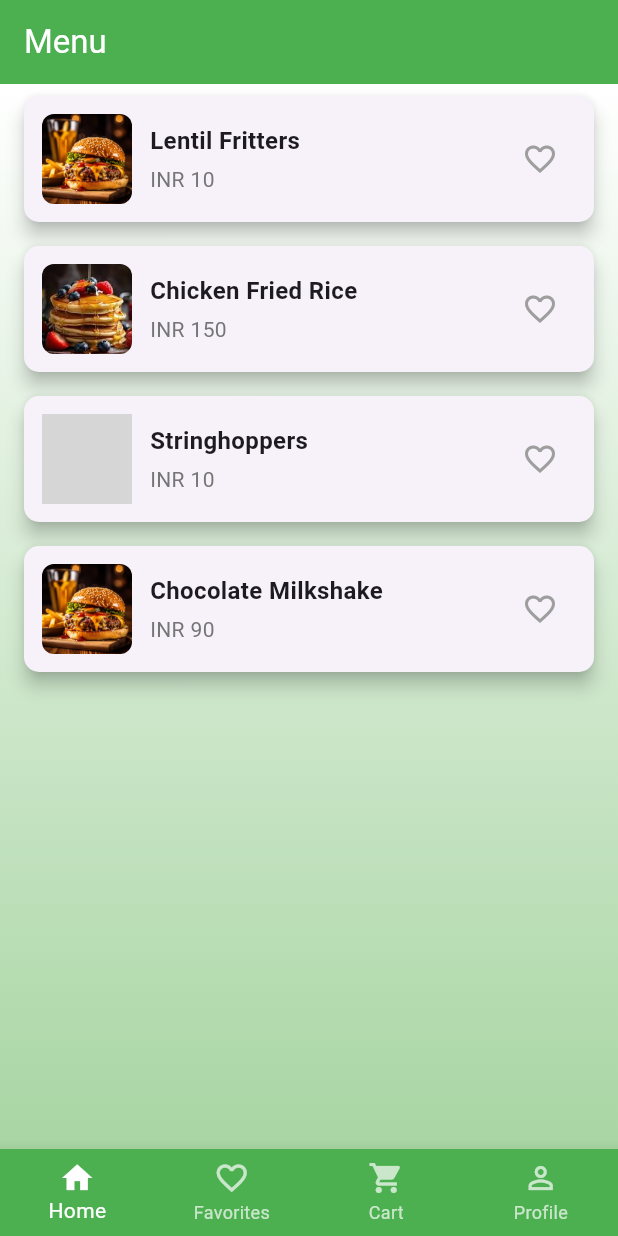
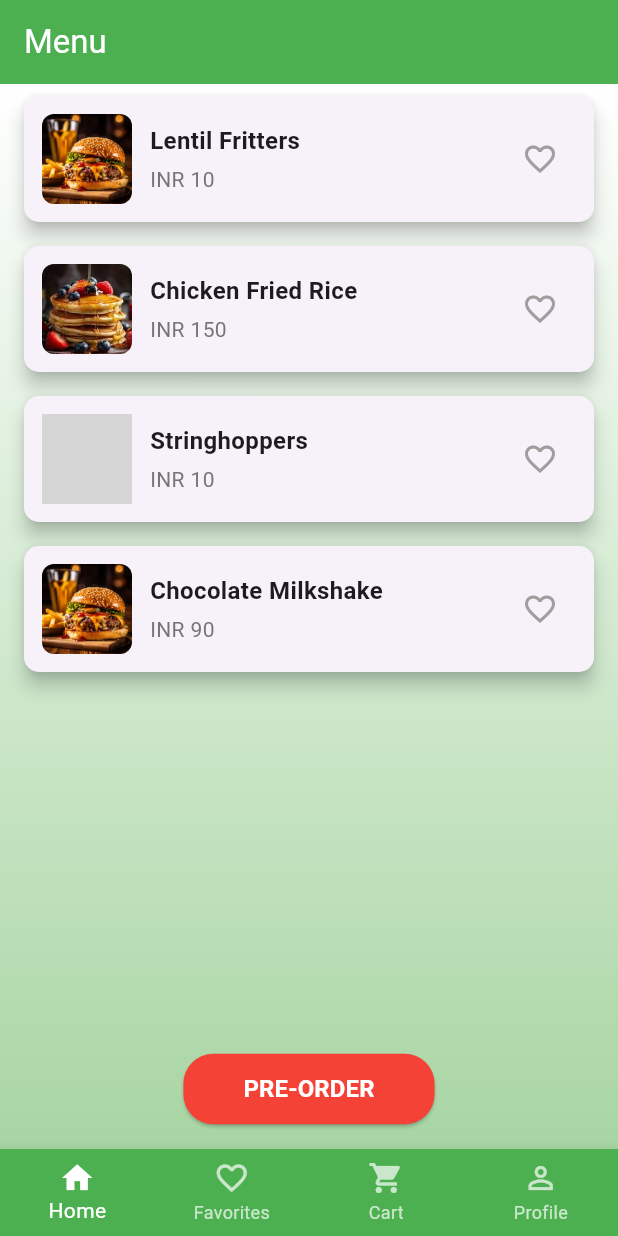
Before and after one commit to AlanRoni/Gitsbites, a Flutter app: the screen it shows after launch, on a phone screen of 412 x 824 dp. Run offline on Flutter 3.47's test engine with Material 3 defaults, Android fonts, the phone set to English and light mode, and no system bars; our stand-ins replace cloud_firestore, firebase_auth, google_sign_in, pdf; missing offline and left inert: universal_html; accounts and stored records are empty; grey boxes are pictures that could not be loaded.

Commit message:
pre order page created. Work in progress

```diff
--- a/lib/main.dart
+++ b/lib/main.dart
@@ -4,6 +4,7 @@ import 'profile_page.dart';
 import 'favorites_page.dart';
 import 'bottom_nav.dart';
 import 'payment.dart';
+import 'preorder1.dart'; // Added import for preorder1.dart
 
 void main() {
   runApp(const MyApp());
@@ -26,8 +27,8 @@ class MyApp extends StatelessWidget {
           '/favorites': (context) => const FavoritesPage(),
           '/cart': (context) => const CartPage(),
           '/profile': (context) => const ProfilePage(),
-          '/payment': (context) =>
-              const PaymentPage(totalAmount: 0, cartItems: []),
+          '/payment': (context) => const PaymentPage(totalAmount: 0, cartItems: []),
+          '/preorder': (context) => const PreOrderPage(), // Added PreOrderPage route
         });
   }
 }
@@ -76,11 +77,8 @@ class _HomePageState extends State<HomePage> {
   void toggleFavorite(int index) {
     final item = menuItems[index];
 
-    // Check if item is already in the favorites
-    final existingIndex =
-        favoriteItems.indexWhere((fav) => fav['name'] == item['name']);
+    final existingIndex = favoriteItems.indexWhere((fav) => fav['name'] == item['name']);
     if (existingIndex != -1) {
-      // Show popup if item is already in the favorites
       ScaffoldMessenger.of(context).showSnackBar(
         const SnackBar(
           content: Text("The item is already in the favorites!"),
@@ -88,7 +86,6 @@ class _HomePageState extends State<HomePage> {
         ),
       );
     } else {
-      // Add to favorites and update the heart icon
       setState(() {
         item['isFavorite'] = true;
         favoriteItems.add(item);
@@ -112,7 +109,6 @@ class _HomePageState extends State<HomePage> {
       ),
       body: Stack(
         children: [
-          // Background Gradient
           Container(
             decoration: const BoxDecoration(
               gradient: LinearGradient(
@@ -122,9 +118,9 @@ class _HomePageState extends State<HomePage> {
               ),
             ),
           ),
-          // Menu Items
           ListView.builder(
             itemCount: menuItems.length,
+            padding: const EdgeInsets.only(bottom: 80),
             itemBuilder: (context, index) {
               final item = menuItems[index];
               return Card(
@@ -169,15 +165,10 @@ class _HomePageState extends State<HomePage> {
                           ],
                         ),
                       ),
-                      Row(
-                        children: [
                       IconButton(
                         icon: Icon(
-                              item['isFavorite']
-                                  ? Icons.favorite
-                                  : Icons.favorite_border,
-                              color:
-                                  item['isFavorite'] ? Colors.red : Colors.grey,
+                          item['isFavorite'] ? Icons.favorite : Icons.favorite_border,
+                          color: item['isFavorite'] ? Colors.red : Colors.grey,
                         ),
                         onPressed: () {
                           toggleFavorite(index);
@@ -185,11 +176,36 @@ class _HomePageState extends State<HomePage> {
                       ),
                     ],
                   ),
-                    ],
-                  ),
                 ),
               );
             },
+          ),
+          Positioned(
+            bottom: 16,
+            left: 0,
+            right: 0,
+            child: Center(
+              child: ElevatedButton(
+                style: ElevatedButton.styleFrom(
+                  backgroundColor: Colors.red,
+                  padding: const EdgeInsets.symmetric(horizontal: 40, vertical: 12),
+                  shape: RoundedRectangleBorder(
+                    borderRadius: BorderRadius.circular(20),
+                  ),
+                ),
+                onPressed: () {
+                  Navigator.pushNamed(context, '/preorder'); // Navigates to PreOrderPage
+                },
+                child: const Text(
+                  'PRE-ORDER',
+                  style: TextStyle(
+                    color: Colors.white,
+                    fontSize: 16,
+                    fontWeight: FontWeight.bold,
+                  ),
+                ),
+              ),
+            ),
           ),
         ],
       ),
@@ -199,8 +215,7 @@ class _HomePageState extends State<HomePage> {
           if (index == 0) {
             Navigator.pushReplacementNamed(context, '/home');
           } else if (index == 1) {
-            Navigator.pushReplacementNamed(context, '/favorites',
-                arguments: favoriteItems);
+            Navigator.pushReplacementNamed(context, '/favorites', arguments: favoriteItems);
           } else if (index == 2) {
             Navigator.pushReplacementNamed(context, '/cart');
           } else if (index == 3) {
```
Also changed, not shown: lib/preorder1.dart (added, +67 -0 lines). Lines whose indentation alone changed are shown as unchanged.
